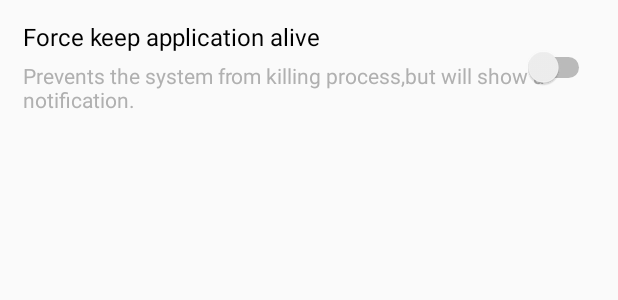
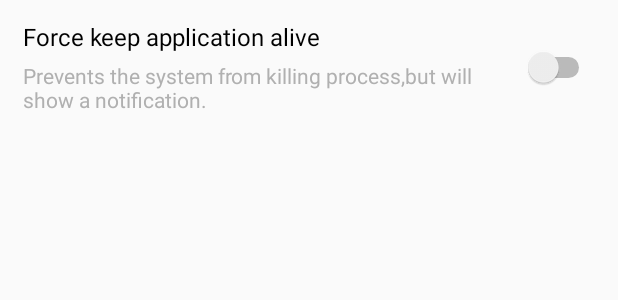
Before and after one commit to greatcy/AndroidLab, an Android app: the layout setting_text_switch_item.xml on its own in the app's theme, with its tools: preview values and no code run, on a phone screen of 412 x 824 dp. Shown: the top 300 px of the screen. Run offline under Robolectric (Android 15) with nearby library versions, the phone set to English and light mode, and no system bars.

```diff
--- a/app/src/main/res/layout/setting_text_switch_item.xml
+++ b/app/src/main/res/layout/setting_text_switch_item.xml
@@ -9,9 +9,11 @@
         android:layout_alignParentLeft="true"
         android:layout_alignParentStart="true"
         android:layout_centerVertical="true"
+        android:layout_toLeftOf="@id/sw"
         android:layout_marginLeft="@dimen/item_margin_horizontal_edge"
         android:layout_marginStart="@dimen/item_margin_horizontal_edge"
-        android:orientation="vertical">
+        android:orientation="vertical"
+        android:layout_toStartOf="@id/sw">
 
         <TextView
             android:id="@+id/tv_title"
```
Also changed, not shown: app/src/main/java/com/eli/vidRecoder/local/PreviewAdapter.java (+7 -5 lines), 4 other files.
